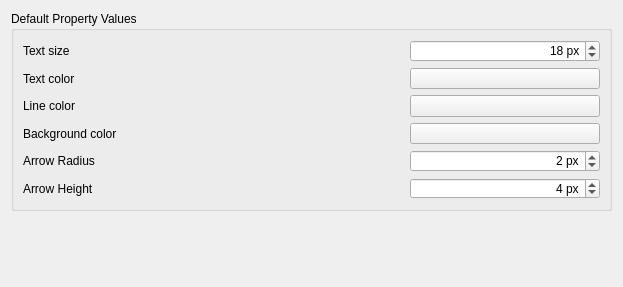
YashSuthar983/FreeCAD, file src/Mod/Measure/Gui/DlgPrefsMeasureAppearanceImp.ui: the form before one commit.
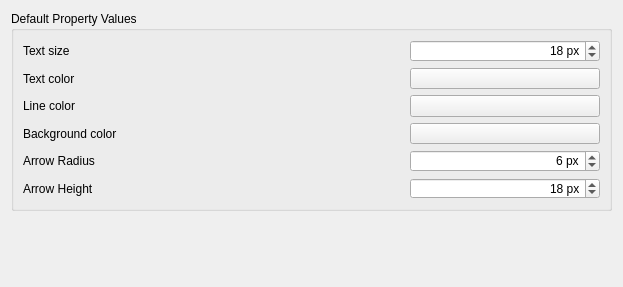
The form after the commit. Icons and pictures are not drawn. Custom widgets are drawn as their Qt base class.

The edit to the form file:
```diff
--- a/src/Mod/Measure/Gui/DlgPrefsMeasureAppearanceImp.ui
+++ b/src/Mod/Measure/Gui/DlgPrefsMeasureAppearanceImp.ui
@@ -182,7 +182,7 @@
               <number>100</number>
             </property>
             <property name="value">
-              <number>2</number>
+              <number>6</number>
             </property>
             <property name="prefEntry" stdset="0">
               <cstring>DefaultArrowRadius</cstring>
@@ -214,7 +214,7 @@
               <number>100</number>
             </property>
             <property name="value">
-              <number>4</number>
+              <number>18</number>
             </property>
             <property name="prefEntry" stdset="0">
               <cstring>DefaultArrowHeight</cstring>
```
